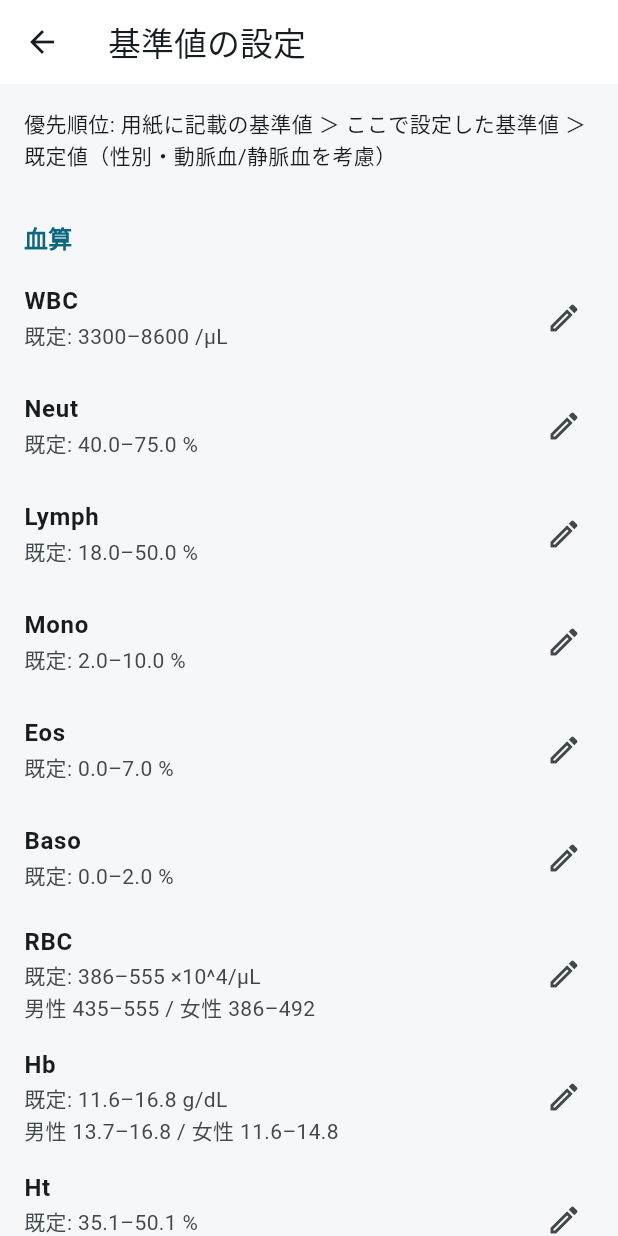
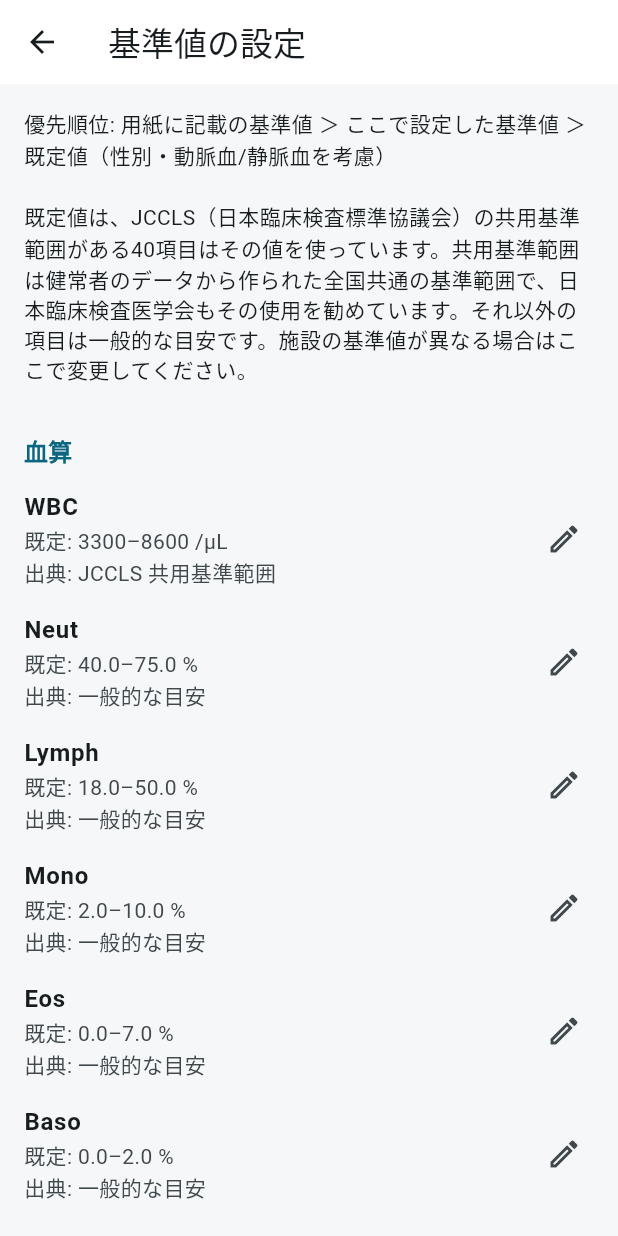
Before and after one commit to taruto0504/saiketu, a Flutter app: the RefRangeSettingsScreen screen opened directly, on a phone screen of 412 x 824 dp. Run offline on Flutter 3.47's test engine with Material 3 defaults, Android fonts, the phone set to English and light mode, and no system bars; our stand-ins replace connectivity_plus, fl_chart, flutter_secure_storage, image_picker, local_auth, shared_preferences and 1 more; accounts and stored records are empty.

Commit message:
Use JCCLS shared reference ranges as documented defaults
Add the six JCCLS items that were missing (Fe, IgG, IgA, IgM, C3, C4),
mark which defaults come from the JCCLS shared reference ranges, and
show the source on the reference-range settings screen.

Co-Authored-By: Claude Opus 5.5 <noreply@anthropic.com>
Claude-Session: https://claude.ai/code/session_018od6uKdjrvoAUpTTuvYb1F

```diff
--- a/assets/learning/lab_items.json
+++ b/assets/learning/lab_items.json
@@ -846,5 +846,72 @@
    "NA"
   ],
   "tip": "低Na血症を起こすことがある。"
+ },
+ "FE": {
+  "what": "血液中を運ばれている鉄の量。日内変動が大きく（朝高く夕方低い）、単独では評価しにくい。",
+  "high": "鉄剤の投与・輸血、溶血、肝細胞障害、再生不良性貧血、ヘモクロマトーシス",
+  "low": "鉄欠乏（出血・摂取不足）、炎症・感染・悪性腫瘍（鉄が貯蔵側へ移る）",
+  "pair": [
+   "FERRITIN",
+   "HB",
+   "MCV",
+   "CRP"
+  ],
+  "tip": "Fe低値でもフェリチンが高ければ炎症による貧血、フェリチンも低ければ鉄欠乏。黒色便・月経過多など出血の手がかりを確認。"
+ },
+ "IGG": {
+  "what": "血液中で最も多い抗体。長期的な免疫（感染の記憶）を担う。",
+  "high": "慢性感染症、慢性肝疾患、自己免疫疾患（SLE・シェーグレンなど）、多発性骨髄腫（IgG型）、IgG4関連疾患",
+  "low": "ネフローゼ症候群（尿へ漏れる）、免疫不全、ステロイド・免疫抑制薬、蛋白漏出性胃腸症",
+  "pair": [
+   "TP",
+   "ALB",
+   "IGA",
+   "IGM"
+  ],
+  "tip": "TPが高いのにAlbが低いときはグロブリン（IgGなど）の増加を考える。低値なら易感染性に注意し、発熱や感染徴候を観察。"
+ },
+ "IGA": {
+  "what": "粘膜（気道・腸管）を守る抗体。",
+  "high": "IgA腎症、慢性肝疾患（アルコール性など）、慢性感染症、多発性骨髄腫（IgA型）",
+  "low": "選択的IgA欠損症、免疫不全、ネフローゼ症候群",
+  "pair": [
+   "IGG",
+   "IGM",
+   "CRE"
+  ],
+  "tip": "IgA欠損症の人は輸血でアナフィラキシーを起こすことがあるため、輸血歴・副反応歴の確認が大切。"
+ },
+ "IGM": {
+  "what": "感染の初期に最初に作られる抗体。",
+  "high": "急性感染症の初期、原発性胆汁性胆管炎（PBC）、マクログロブリン血症",
+  "low": "免疫不全、ネフローゼ症候群",
+  "pair": [
+   "IGG",
+   "IGA",
+   "ALP"
+  ],
+  "tip": "IgM上昇は「最近の感染」を示すことがある。ALP上昇と一緒ならPBCも考える。"
+ },
+ "C3": {
+  "what": "補体の中心となる成分。免疫反応で消費されると下がる。",
+  "high": "炎症・感染症（急性期反応で増える）",
+  "low": "SLEの活動期、急性糸球体腎炎（溶連菌感染後）、膜性増殖性腎炎、肝不全（産生低下）",
+  "pair": [
+   "C4",
+   "CRE",
+   "CRP"
+  ],
+  "tip": "C3・C4低下は補体が使われている（免疫複合体病）サイン。むくみ・尿の色や量・血尿の有無を確認。"
+ },
+ "C4": {
+  "what": "補体の成分の1つ。古典経路（抗体が関わる経路）で消費される。",
+  "high": "炎症・感染症",
+  "low": "SLEの活動期、クリオグロブリン血症、遺伝性血管性浮腫（HAE）",
+  "pair": [
+   "C3",
+   "CRE"
+  ],
+  "tip": "C4だけが低く、繰り返す顔や喉の腫れがあればHAEを考える。喉頭浮腫による気道閉塞に注意。"
  }
 }
--- a/lib/data/lab_catalog_data.dart
+++ b/lib/data/lab_catalog_data.dart
@@ -1,6 +1,6 @@
 // 組み込みの検査項目マスタ。
 //
-// 基準値は主に JCCLS 共用基準範囲などの一般的な値を参考にした目安です。
+// 基準値は、JCCLS 共用基準範囲がある項目はその値（jcclsSharedRangeCodes）、ない項目は一般的な目安です。
 // 施設ごとの基準値は設定画面から変更できます。用紙に基準値の記載があればそちらを優先します。
 // 危険値（パニック値）・誤読判定範囲も一般的な目安であり、施設の運用に合わせて変更してください。
 
@@ -16,6 +16,20 @@ const _lipid = LabCategory.lipid;
 const _card = LabCategory.cardiac;
 const _gas = LabCategory.gas;
 const _other = LabCategory.other;
+
+/// JCCLS（日本臨床検査標準協議会）の共用基準範囲を既定値にしている項目。
+/// 共用基準範囲は、健常者のデータから作られた全国共通の基準範囲（2014年公開）。ALP・LD は IFCC 法の値。
+/// 日本臨床検査医学会もこの範囲の使用を勧めている。
+const Set<String> jcclsSharedRangeCodes = {
+  'WBC', 'RBC', 'HB', 'HT', 'MCV', 'MCH', 'MCHC', 'PLT',
+  'TP', 'ALB', 'BUN', 'CRE', 'UA', 'NA', 'K', 'CL', 'CA', 'P', 'GLU',
+  'TC', 'TG', 'HDL', 'LDL', 'AST', 'ALT', 'LDH', 'ALP', 'GGT', 'CK', 'AMY', 'CHE', 'TBIL',
+  'CRP', 'HBA1C', 'FE', 'IGG', 'IGA', 'IGM', 'C3', 'C4',
+};
+
+/// 既定の基準値の出典の表示。
+String defaultRangeSource(String code) =>
+    jcclsSharedRangeCodes.contains(code) ? 'JCCLS 共用基準範囲' : '一般的な目安';
 
 const List<LabItemDef> builtinLabItems = [
   // ───────── 血算 ─────────
@@ -247,6 +261,31 @@ const List<LabItemDef> builtinLabItems = [
       low: 5, high: 282, lowM: 21, highM: 282, lowF: 5, highF: 157,
       plausLow: 0.5, plausHigh: 100000, decimals: 0,
       aliases: ['FERRITIN', 'FER', 'フェリチン']),
+  LabItemDef(
+      code: 'FE', name: 'Fe', jpName: '血清鉄', category: _prot, unit: 'μg/dL',
+      low: 40, high: 188, plausLow: 1, plausHigh: 1000, decimals: 0,
+      aliases: ['FE', 'Fe', '鉄', '血清鉄', '血清Fe']),
+  LabItemDef(
+      code: 'IGG', name: 'IgG', jpName: '免疫グロブリンG', category: _prot, unit: 'mg/dL',
+      low: 861, high: 1747, plausLow: 50, plausHigh: 10000, decimals: 0,
+      aliases: ['IGG', 'IgG', '免疫グロブリンG']),
+  LabItemDef(
+      code: 'IGA', name: 'IgA', jpName: '免疫グロブリンA', category: _prot, unit: 'mg/dL',
+      low: 93, high: 393, plausLow: 1, plausHigh: 8000, decimals: 0,
+      aliases: ['IGA', 'IgA', '免疫グロブリンA']),
+  LabItemDef(
+      code: 'IGM', name: 'IgM', jpName: '免疫グロブリンM', category: _prot, unit: 'mg/dL',
+      low: 33, high: 269, lowM: 33, highM: 183, lowF: 50, highF: 269,
+      plausLow: 1, plausHigh: 8000, decimals: 0,
+      aliases: ['IGM', 'IgM', '免疫グロブリンM']),
+  LabItemDef(
+      code: 'C3', name: 'C3', jpName: '補体C3', category: _prot, unit: 'mg/dL',
+      low: 73, high: 138, plausLow: 1, plausHigh: 500, decimals: 0,
+      aliases: ['C3', '補体C3']),
+  LabItemDef(
+      code: 'C4', name: 'C4', jpName: '補体C4', category: _prot, unit: 'mg/dL',
+      low: 11, high: 31, plausLow: 0.5, plausHigh: 200, decimals: 0,
+      aliases: ['C4', '補体C4']),
 
   // ───────── 代謝・内分泌 ─────────
   LabItemDef(
--- a/lib/screens/settings_screen.dart
+++ b/lib/screens/settings_screen.dart
@@ -3,6 +3,7 @@ import 'package:flutter/services.dart';
 import 'package:local_auth/local_auth.dart';
 import 'package:provider/provider.dart';
 
+import '../data/lab_catalog_data.dart';
 import '../models/lab_item.dart';
 import '../services/app_services.dart';
 import '../services/lab_catalog.dart';
@@ -289,9 +290,12 @@ class RefRangeSettingsScreen extends StatelessWidget {
       appBar: AppBar(title: const Text('基準値の設定')),
       body: ListView(
         children: [
-          const Padding(
-            padding: EdgeInsets.all(16),
-            child: Text('優先順位: 用紙に記載の基準値 ＞ ここで設定した基準値 ＞ 既定値（性別・動脈血/静脈血を考慮）'),
+          Padding(
+            padding: const EdgeInsets.all(16),
+            child: Text('優先順位: 用紙に記載の基準値 ＞ ここで設定した基準値 ＞ 既定値（性別・動脈血/静脈血を考慮）\n\n'
+                '既定値は、JCCLS（日本臨床検査標準協議会）の共用基準範囲がある${jcclsSharedRangeCodes.length}項目はその値を使っています。'
+                '共用基準範囲は健常者のデータから作られた全国共通の基準範囲で、日本臨床検査医学会もその使用を勧めています。'
+                'それ以外の項目は一般的な目安です。施設の基準値が異なる場合はここで変更してください。'),
           ),
           for (final cat in LabCategory.values)
             if (catalog.byCategory(cat).isNotEmpty) ...[
@@ -306,7 +310,8 @@ class RefRangeSettingsScreen extends StatelessWidget {
                       '${user != null ? '設定: ${user.format(def.decimals)}（既定 ${d.format(def.decimals)}）' : '既定: ${d.format(def.decimals)}'} ${def.unit}'
                       '${def.lowM != null ? '\n男性 ${RefRange(def.lowM, def.highM).format(def.decimals)} / 女性 ${RefRange(def.lowF, def.highF).format(def.decimals)}' : ''}'
                       '${def.isGas ? '\n静脈血 ${RefRange(def.venousLow, def.venousHigh).format(def.decimals)}' : ''}'
-                      '${def.rangeNote != null ? '\n${def.rangeNote}' : ''}',
+                      '${def.rangeNote != null ? '\n${def.rangeNote}' : ''}'
+                      '${def.isCustom ? '' : '\n出典: ${defaultRangeSource(def.code)}'}',
                     ),
                     trailing: Icon(user != null ? Icons.edit : Icons.edit_outlined,
                         color: user != null ? Theme.of(context).colorScheme.primary : null),
```
Also changed, not shown: 1 other file.
